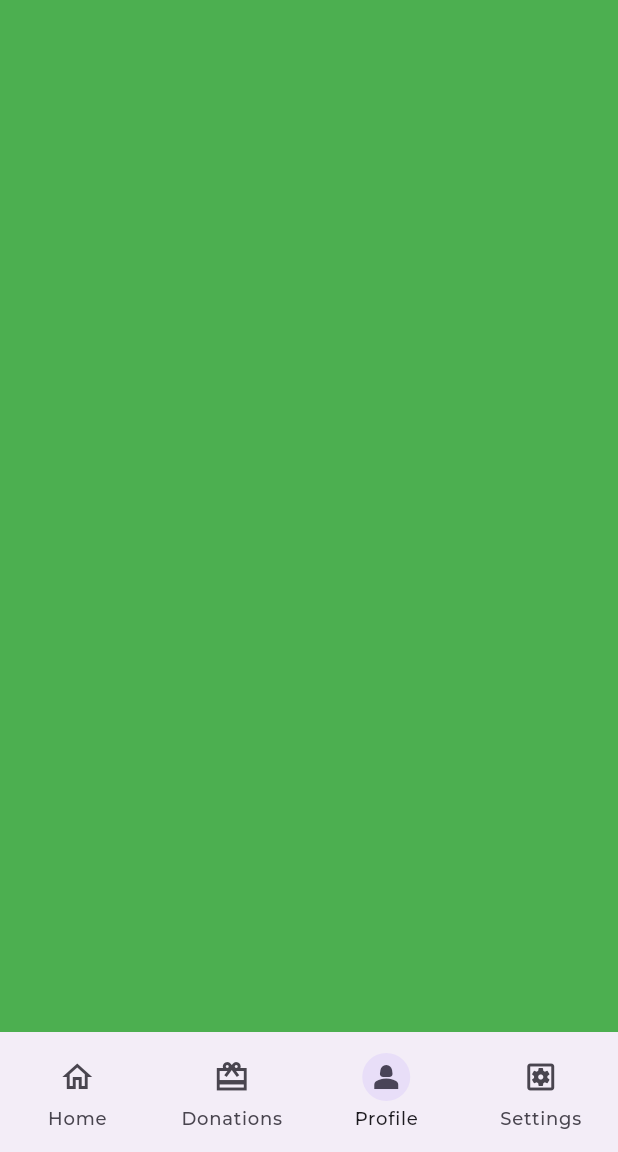
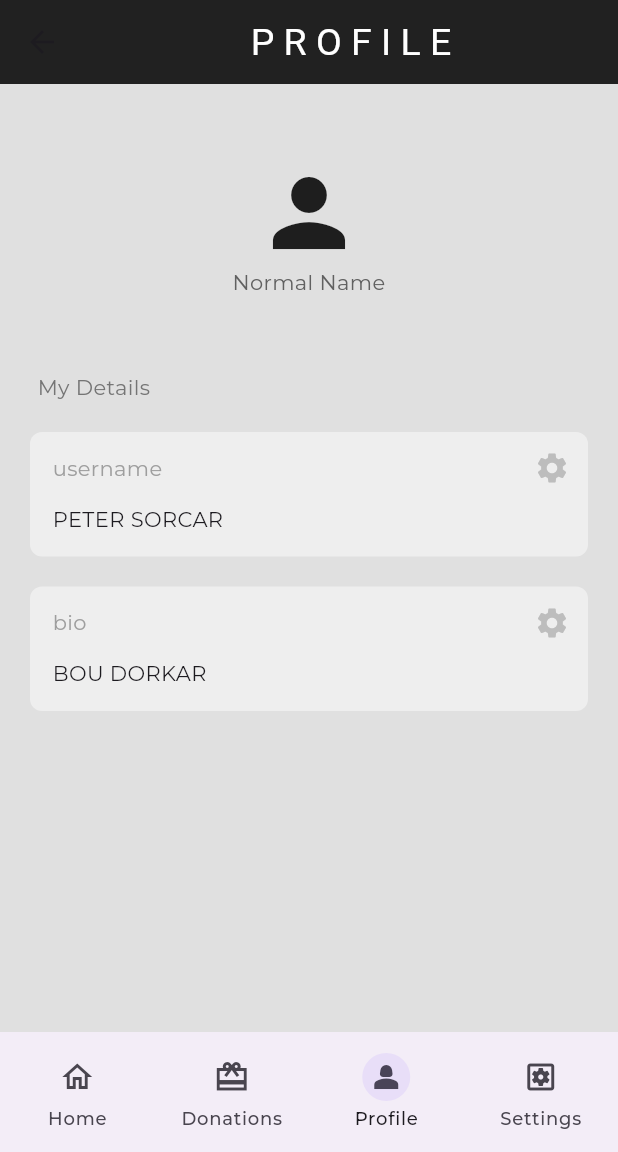
Before and after one commit to RichPerspective007/recyclify-h4b, a Flutter app: the HomeScreen screen opened by its route, item 3 of the bottom bar chosen, on a phone screen of 412 x 824 dp, the part 84-1236 px from its top. Run offline on Flutter 3.47's test engine with Material 3 defaults, Android fonts, the phone set to English and light mode, and no system bars; our stand-ins replace cloud_firestore, dash_chat_2, delightful_toast, firebase_auth, firebase_core, firebase_storage and 3 more; accounts and stored records are empty.

Commit message:
Edited donationscreen and profilescreen, profile and datetime 	deleted:    lib/components/accounts.dart 	new file:   lib/components/donationscreen.dart 	new file:   lib/components/profilescreen.dart 	modified:   lib/components/settings.dart 	new file:   lib/components/text_box.dart 	modified:   lib/home.dart 	modified:   lib/main.dart 	modified:   lib/pages/account.dart 	new file:   lib/pages/profile.dart 	deleted:    lib/theme/darkmode.dart 	deleted:    lib/theme/lightmode.dart 	deleted:    lib/theme/theme.dart

```diff
--- /dev/null
+++ b/lib/components/profilescreen.dart
@@ -0,0 +1,64 @@
+import 'package:flutter/material.dart';
+import 'package:recyclify/components/text_box.dart';
+
+
+class Profilescreen extends StatefulWidget {
+  const Profilescreen({super.key});
+
+  @override
+  State<Profilescreen> createState() => _ProfilePageState();
+}
+
+class _ProfilePageState extends State<Profilescreen> {
+  // final currentUser = FirebaseAuth.instance.currentUser!;
+
+  Future<void> editField(String field) async {}
+
+  @override
+  Widget build(BuildContext context) {
+    return Scaffold(
+      backgroundColor: Colors.grey[300],
+      appBar: AppBar(
+        title: Center(child: Text("P R O F I L E",
+        style: TextStyle(fontSize: 25),)),
+        backgroundColor: Colors.grey[900],
+        titleTextStyle: TextStyle(color: Colors.white),
+      ),
+      body: ListView(
+        children: [
+          const SizedBox(
+            height: 50,
+          ),
+          Icon(
+            Icons.person,
+            size: 72,
+          ),
+          Text(
+            "Normal Name",
+            //
+            textAlign: TextAlign.center,
+            style: TextStyle(color: Colors.grey[700]),
+          ),
+          const SizedBox(height: 50),
+          Padding(
+            padding: const EdgeInsets.only(left: 25.0),
+            child: Text(
+              "My Details",
+              style: TextStyle(color: Colors.grey[600]),
+            ),
+          ),
+          MyTextBox(
+            text: 'PETER SORCAR',
+            sectionName: 'username',
+            onPressed: () => editField('username'),
+          ),
+          MyTextBox(
+            text: 'BOU DORKAR',
+            sectionName: 'bio',
+            onPressed: () => editField('bio'),
+          )
+        ],
+      ),
+    );
+  }
+}
--- /dev/null
+++ b/lib/components/text_box.dart
@@ -0,0 +1,47 @@
+import 'package:flutter/material.dart';
+
+class MyTextBox extends StatelessWidget {
+  final String text;
+  final String sectionName;
+  final void Function()? onPressed;
+  const MyTextBox({
+    super.key,
+    required this.text,
+    required this.sectionName,
+    required this.onPressed,
+  });
+
+  @override
+  Widget build(BuildContext context) {
+    return Container(
+      decoration: BoxDecoration(
+        color: Colors.grey[200],
+        borderRadius: BorderRadius.circular(8),
+      ),
+      padding: const EdgeInsets.only(left: 15, bottom: 15),
+      margin: const EdgeInsets.only(left: 20, right: 20, top: 20),
+      child: Column(
+        crossAxisAlignment: CrossAxisAlignment.start,
+        children: [
+          Row(
+            mainAxisAlignment: MainAxisAlignment.spaceBetween,
+            children: [
+              Text(
+                sectionName,
+                style: TextStyle(color: Colors.grey[500]),
+              ),
+              IconButton(
+                onPressed: onPressed,
+                icon: Icon(
+                  Icons.settings,
+                  color: Colors.grey[400],
+                ),
+              )
+            ],
+          ),
+          Text(text),
+        ],
+      ),
+    );
+  }
+}
--- a/lib/home.dart
+++ b/lib/home.dart
@@ -1,6 +1,8 @@
 import 'package:flutter/material.dart';
 import 'package:get_it/get_it.dart';
 import 'package:recyclify/components/device_list.dart';
+import 'package:recyclify/components/donationscreen.dart';
+import 'package:recyclify/components/profilescreen.dart';
 import 'package:recyclify/components/settings.dart';
 import 'package:recyclify/services/database.dart';
 import 'models/device_categories.dart';
@@ -9,20 +11,17 @@ import 'services/alert_service.dart';
 import 'services/navigation_service.dart';
 
 class HomeScreen extends StatefulWidget {
-  const HomeScreen({super.key});
+  const HomeScreen({Key? key}) : super(key: key);
 
   @override
-  State<HomeScreen> createState() => _HomeScreenState();
+  _HomeScreenState createState() => _HomeScreenState();
 }
 
 class _HomeScreenState extends State<HomeScreen> {
   AuthService _authService = AuthService();
   AlertService _alertService = AlertService();
   GetIt _getIt = GetIt.instance;
-
-
   NavigationService _navigationService = NavigationService();
-
 
   @override
   void initState() {
@@ -30,9 +29,7 @@ class _HomeScreenState extends State<HomeScreen> {
     _authService = _getIt.get<AuthService>();
     _navigationService = _getIt.get<NavigationService>();
     _alertService = _getIt.get<AlertService>();
-
   }
-
 
   List<NavigationDestination> navBarDestinations = [
     NavigationDestination(
@@ -59,19 +56,12 @@ class _HomeScreenState extends State<HomeScreen> {
 
   final pages = [
     DeviceListView(devicelist: devices),
-    Container(
-      //DonationsScreen
-      color: Colors.blue,
-    ),
-    Container(
-      // ProfileScreen
-      color: Colors.green,
-    ),
+    DonationsScreen(),
+    Profilescreen(),
     const Settings(),
   ];
 
   int tab = 0;
-
 
   @override
   Widget build(BuildContext context) {
--- a/lib/main.dart
+++ b/lib/main.dart
@@ -54,8 +54,4 @@ class MyApp extends StatelessWidget {
       }, // Add this
     );
   }
-
-
-
-
 }
--- a/lib/pages/account.dart
+++ b/lib/pages/account.dart
@@ -9,6 +9,8 @@ class Account extends StatefulWidget {
 class _AccountState extends State<Account> {
   @override
   Widget build(BuildContext context) {
-    return Scaffold();
+    return Scaffold(
+
+    );
   }
 }
```
Also changed, not shown: lib/components/accounts.dart (deleted, +0 -23 lines), lib/components/donationscreen.dart (added, +21 -0 lines), lib/components/settings.dart (+4 -53 lines), lib/pages/profile.dart (added, +67 -0 lines), lib/theme/darkmode.dart (deleted, +0 -11 lines), lib/theme/lightmode.dart (deleted, +0 -11 lines), lib/theme/theme.dart (deleted, +0 -29 lines).
